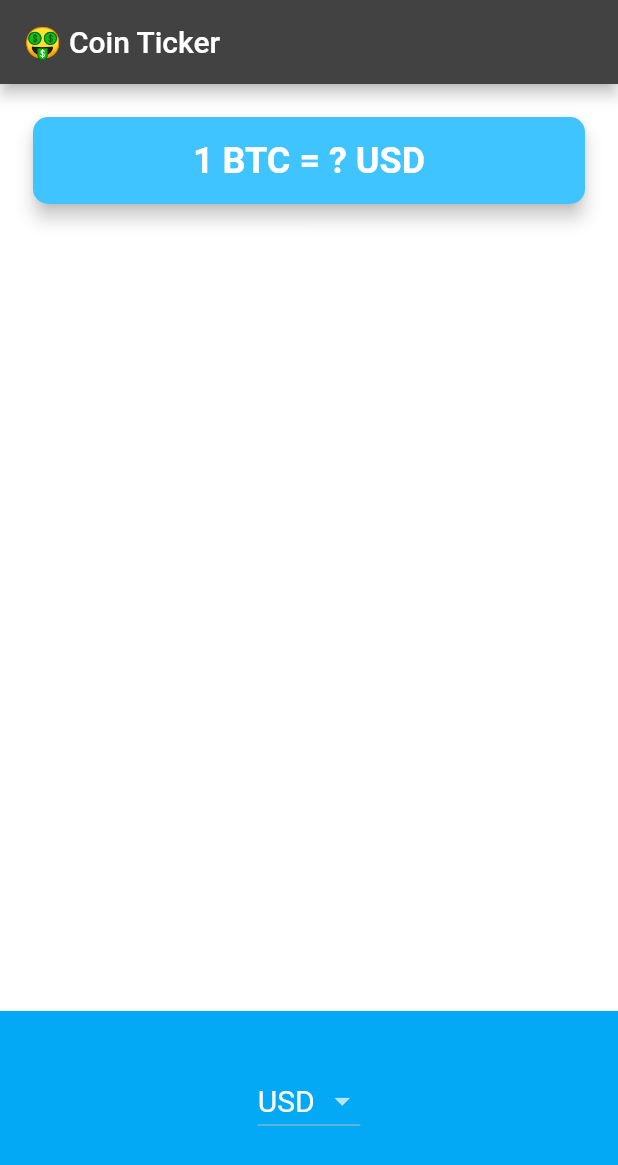
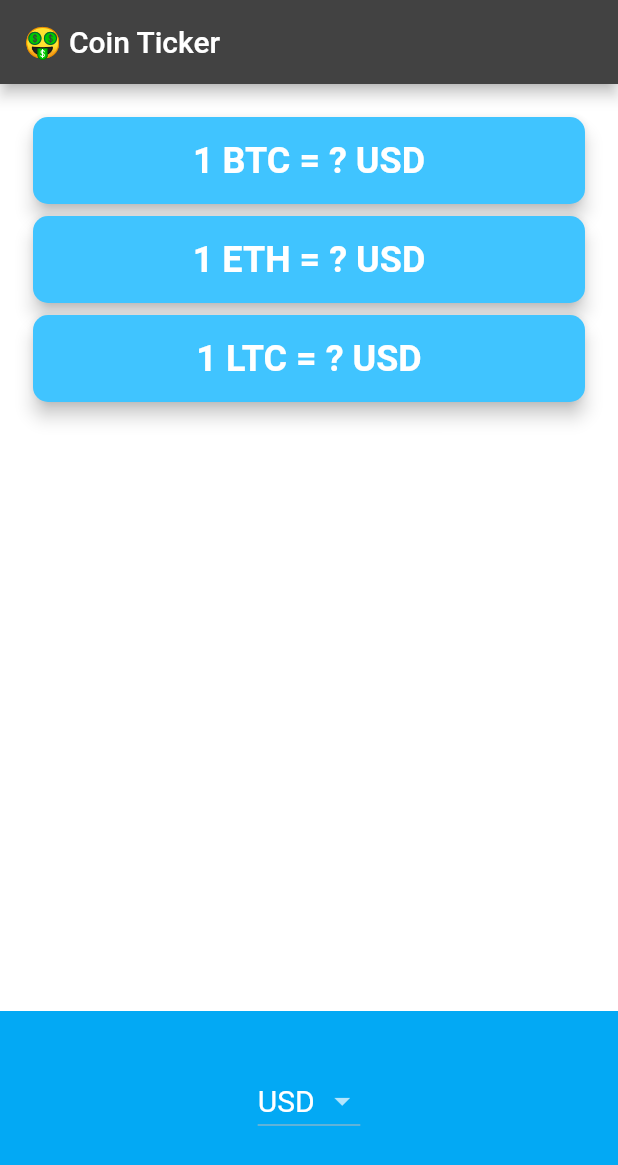
Before and after one commit to robence/flutter_bitcoin_tracker, a Flutter app: the screen it shows after launch, on a phone screen of 412 x 824 dp. Shown: the top 1165 px of the screen. Run offline on Flutter 3.47's test engine with Material 2 defaults, Android fonts, the phone set to English and light mode, and no system bars; our stand-ins replace flutter_dotenv; network calls fail.

Commit message:
solve challenge 3

```diff
--- a/lib/price_screen.dart
+++ b/lib/price_screen.dart
@@ -56,6 +56,28 @@ class _PriceScreenState extends State<PriceScreen> {
           );
   }
 
+  Widget getCurrencyWidget(String coin) {
+    return Card(
+      color: Colors.lightBlueAccent,
+      elevation: 5.0,
+      shape: RoundedRectangleBorder(
+        borderRadius: BorderRadius.circular(10.0),
+      ),
+      child: Padding(
+        padding: const EdgeInsets.symmetric(vertical: 15.0, horizontal: 28.0),
+        child: Text(
+          '1 $coin = $bitcoinRate $selectedCurrency',
+          textAlign: TextAlign.center,
+          style: const TextStyle(
+            fontSize: 24.0,
+            fontWeight: FontWeight.bold,
+            color: Colors.white,
+          ),
+        ),
+      ),
+    );
+  }
+
   @override
   void initState() {
     super.initState();
@@ -74,26 +96,9 @@ class _PriceScreenState extends State<PriceScreen> {
         children: <Widget>[
           Padding(
             padding: const EdgeInsets.fromLTRB(18.0, 18.0, 18.0, 0),
-            child: Card(
-              color: Colors.lightBlueAccent,
-              elevation: 5.0,
-              shape: RoundedRectangleBorder(
-                borderRadius: BorderRadius.circular(10.0),
-              ),
-              child: Padding(
-                padding: const EdgeInsets.symmetric(
-                    vertical: 15.0, horizontal: 28.0),
-                child: Text(
-                  '1 BTC = $bitcoinRate $selectedCurrency',
-                  textAlign: TextAlign.center,
-                  style: const TextStyle(
-                    fontSize: 24.0,
-                    fontWeight: FontWeight.bold,
-                    color: Colors.white,
-                  ),
-                ),
-              ),
-            ),
+            child: Column(
+                crossAxisAlignment: CrossAxisAlignment.stretch,
+                children: cryptoList.map((e) => getCurrencyWidget(e)).toList()),
           ),
           Container(
               height: 150.0,
```
